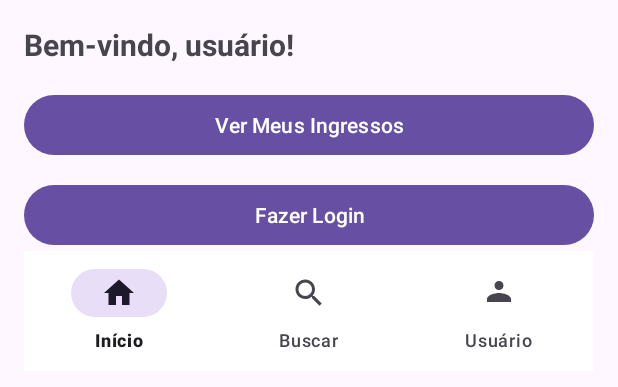
After one commit to bernardoburigo/projeto-ticketing, an Android app: the layout activity_usuario.xml on its own in the app's theme, with its tools: preview values and no code run, on a phone screen of 412 x 824 dp. The commit adds this screen. Shown: the top 387 px of the screen. Run offline under Robolectric (Android 15) with nearby library versions, the phone set to English and light mode, and no system bars.

Commit message:
commit: funcionamento menu de navegação

```diff
--- /dev/null
+++ b/AppPublico/app/src/main/res/layout/activity_usuario.xml
@@ -0,0 +1,39 @@
+<?xml version="1.0" encoding="utf-8"?>
+<LinearLayout xmlns:android="http://schemas.android.com/apk/res/android"
+    xmlns:app="http://schemas.android.com/apk/res-auto"
+    android:id="@+id/layoutUsuario"
+    android:layout_width="match_parent"
+    android:layout_height="match_parent"
+    android:orientation="vertical"
+    android:padding="16dp">
+
+    <TextView
+        android:id="@+id/tvBoasVindas"
+        android:layout_width="match_parent"
+        android:layout_height="wrap_content"
+        android:text="Bem-vindo, usuário!"
+        android:textSize="20sp"
+        android:textStyle="bold"
+        android:layout_marginBottom="16dp" />
+
+    <Button
+        android:id="@+id/btnHistorico"
+        android:layout_width="match_parent"
+        android:layout_height="wrap_content"
+        android:text="Ver Meus Ingressos" />
+
+    <Button
+        android:id="@+id/btnLogin"
+        android:layout_width="match_parent"
+        android:layout_height="wrap_content"
+        android:text="Fazer Login"
+        android:layout_marginTop="12dp" />
+
+    <com.google.android.material.bottomnavigation.BottomNavigationView
+        android:id="@+id/bottom_navigation"
+        android:layout_width="match_parent"
+        android:layout_height="wrap_content"
+        android:layout_gravity="bottom"
+        android:background="@color/white"
+        app:menu="@menu/bottom_navigation_menu" />
+</LinearLayout>
```
Also changed, not shown: AppPublico/app/src/main/java/com/example/AppPublico/activities/MainActivity.java (+6 -2 lines), AppPublico/app/src/main/java/com/example/AppPublico/activities/PesquisaActivity.java (+51 -1 lines), AppPublico/app/src/main/java/com/example/AppPublico/activities/UsuarioActivity.java (+60 -1 lines), AppPublico/app/src/main/res/layout/activity_pesquisa.xml (added, +34 -0 lines).
